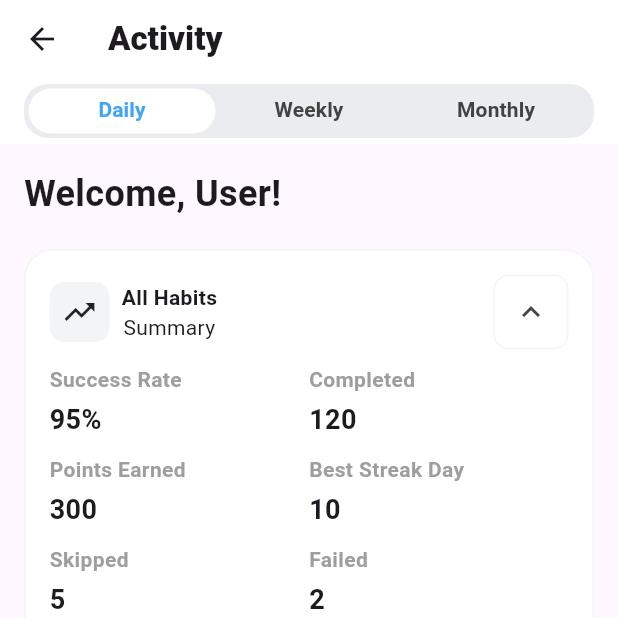
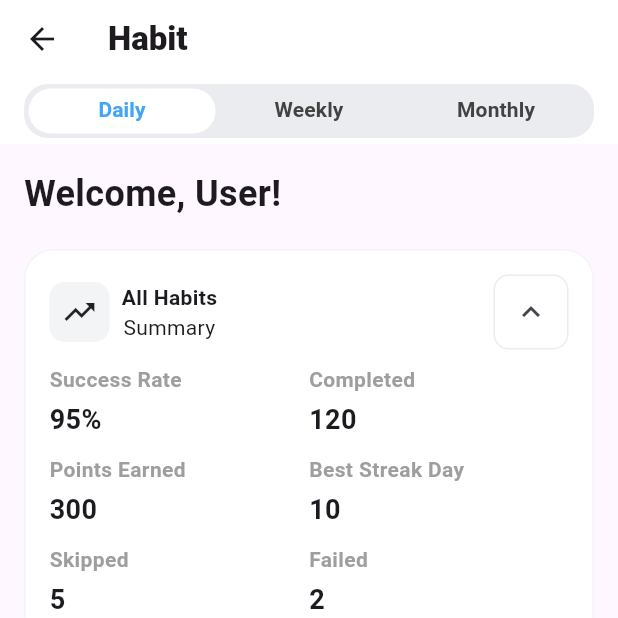
Before and after one commit to TriTechies/git-tracker, a Flutter app: the DashboardScreen screen opened by its route, on a phone screen of 412 x 824 dp, the top half of it. Run offline on Flutter 3.47's test engine with Material 3 defaults, Android fonts, the phone set to English and light mode, and no system bars; drawn by our look-alikes of fl_chart; our stand-ins replace get, get_storage, smooth_page_indicator, sqflite; accounts and stored records are empty; project files that could hold a hidden picture were left out.

Commit message:
feat: started the work on create habit. also created a common icon button

```diff
--- a/lib/view/add_activity/add_activity_screen.dart
+++ b/lib/view/add_habit/add_habit_screen.dart
@@ -1,13 +1,21 @@
 import 'package:flutter/material.dart';
+import 'package:git_tracker/view/widgets/chevron_button.dart';
 
-class AddActivityScreen extends StatelessWidget {
-  const AddActivityScreen({super.key});
+class AddHabitScreen extends StatelessWidget {
+  const AddHabitScreen({super.key});
 
   @override
   Widget build(BuildContext context) {
     return Scaffold(
       appBar: AppBar(
-        title: const Text('Add Activity'),
+        leading: Padding(
+          padding: const EdgeInsets.only(left: 4.0),
+          child: ChevronButton(
+            onPressed: () => Navigator.of(context).pop(),
+            direction: 'left',
+          ),
+        ),
+        title: const Text('Add Habit'),
       ),
       body: Padding(
         padding: const EdgeInsets.all(16.0),
@@ -15,13 +23,13 @@ class AddActivityScreen extends StatelessWidget {
           crossAxisAlignment: CrossAxisAlignment.start,
           children: [
             const Text(
-              'Add New Activity',
+              'Add New Habit',
               style: TextStyle(fontSize: 24, fontWeight: FontWeight.bold),
             ),
             const SizedBox(height: 20),
             TextFormField(
               decoration: const InputDecoration(
-                labelText: 'Activity Name',
+                labelText: 'Habit Name',
                 border: OutlineInputBorder(),
               ),
             ),
@@ -47,12 +55,12 @@ class AddActivityScreen extends StatelessWidget {
               width: double.infinity,
               child: ElevatedButton(
                 onPressed: () {
-                  // TODO: Implement activity creation
+                  // TODO: Implement Habit creation
                 },
                 child: const Padding(
                   padding: EdgeInsets.all(16.0),
                   child: Text(
-                    'Create Activity',
+                    'Create Habit',
                     style: TextStyle(fontSize: 16),
                   ),
                 ),
--- a/lib/view/dashboard/dashboard_screen.dart
+++ b/lib/view/dashboard/dashboard_screen.dart
@@ -2,7 +2,7 @@ import 'package:flutter/material.dart';
 import 'package:git_tracker/view/dashboard/widgets/contribution_chart_widget.dart';
 import 'package:git_tracker/view/dashboard/widgets/habit_graph.dart';
 import 'package:git_tracker/view/dashboard/widgets/status_widget.dart';
-import 'package:git_tracker/view/add_activity/add_activity_screen.dart';
+import 'package:git_tracker/view/add_habit/add_habit_screen.dart';
 import 'package:git_tracker/view/profile/profile_screen.dart';
 
 class DashboardScreen extends StatefulWidget {
@@ -25,10 +25,10 @@ class _DashboardScreenState extends State<DashboardScreen>
 
   void _onItemTapped(int index) {
     if (index == 1) {
-      // Navigate to Add Activity Screen
+      // Navigate to Add Habit Screen
       Navigator.push(
         context,
-        MaterialPageRoute(builder: (context) => const AddActivityScreen()),
+        MaterialPageRoute(builder: (context) => const AddHabitScreen()),
       );
       return;
     } else if (index == 2) {
@@ -50,7 +50,7 @@ class _DashboardScreenState extends State<DashboardScreen>
     return Scaffold(
       appBar: AppBar(
         title: const Text(
-          'Activity',
+          'Habit',
           style: TextStyle(fontWeight: FontWeight.w800),
         ),
         backgroundColor: Colors.white,
--- a/lib/view/dashboard/widgets/contribution_chart_widget.dart
+++ b/lib/view/dashboard/widgets/contribution_chart_widget.dart
@@ -1,5 +1,7 @@
 import 'package:flutter/material.dart';
 import 'dart:math';
+
+import 'package:git_tracker/view/widgets/chevron_button.dart';
 
 class ContributionChartWidget extends StatefulWidget {
   const ContributionChartWidget({super.key});
@@ -59,20 +61,11 @@ class _ContributionChartWidgetState extends State<ContributionChartWidget> {
                     ),
                   ],
                 ),
-                Container(
-                  decoration: BoxDecoration(
-                    borderRadius: BorderRadius.circular(10),
-                    border: Border.all(
-                        color: const Color.fromARGB(255, 243, 244, 246),
-                        width: 1),
-                  ),
-                  child: IconButton(
-                    icon: const Icon(
-                      Icons.add,
-                    ),
-                    onPressed: () {},
-                  ),
-                ),
+                ChevronButton(
+                  onPressed: () {},
+                  direction: "left",
+                  icon: Icons.add,
+                )
               ],
             ),
             const SizedBox(height: 10),
--- a/lib/view/dashboard/widgets/habit_graph.dart
+++ b/lib/view/dashboard/widgets/habit_graph.dart
@@ -1,5 +1,6 @@
 import 'package:flutter/material.dart';
 import 'package:fl_chart/fl_chart.dart';
+import 'package:git_tracker/view/widgets/chevron_button.dart';
 
 class HabitGraph extends StatefulWidget {
   const HabitGraph({super.key});
@@ -66,28 +67,13 @@ class _HabitGraphState extends State<HabitGraph> {
                       ),
                     ],
                   ),
-                  Container(
-                    decoration: BoxDecoration(
-                      borderRadius: BorderRadius.circular(10),
-                      border: Border.all(
-                          color: const Color.fromARGB(255, 243, 244, 246),
-                          width: 1),
-                    ),
-                    child: IconButton(
-                      icon: Transform.rotate(
-                        angle: _isExpanded
-                            ? -3.14159 / 2
-                            : 3.14159 / 2, // Rotate 90 degrees when collapsed
-                        child: const Icon(
-                          Icons.chevron_right,
-                        ),
-                      ),
-                      onPressed: () {
-                        setState(() {
-                          _isExpanded = !_isExpanded; // Toggle accordion state
-                        });
-                      },
-                    ),
+                  ChevronButton(
+                    onPressed: () {
+                      setState(() {
+                        _isExpanded = !_isExpanded; // Toggle accordion state
+                      });
+                    },
+                    direction: _isExpanded ? "up" : "down",
                   ),
                 ],
               ),
--- a/lib/view/dashboard/widgets/status_widget.dart
+++ b/lib/view/dashboard/widgets/status_widget.dart
@@ -1,4 +1,5 @@
 import 'package:flutter/material.dart';
+import 'package:git_tracker/view/widgets/chevron_button.dart';
 
 class StatusWidget extends StatefulWidget {
   const StatusWidget({super.key});
@@ -63,28 +64,13 @@ class _StatusWidgetState extends State<StatusWidget> {
                       ),
                     ],
                   ),
-                  Container(
-                    decoration: BoxDecoration(
-                      borderRadius: BorderRadius.circular(10),
-                      border: Border.all(
-                          color: const Color.fromARGB(255, 243, 244, 246),
-                          width: 1),
-                    ),
-                    child: IconButton(
-                      icon: Transform.rotate(
-                        angle: _isExpanded
-                            ? -3.14159 / 2
-                            : 3.14159 / 2, // Rotate 90 degrees when collapsed
-                        child: const Icon(
-                          Icons.chevron_right,
-                        ),
-                      ),
-                      onPressed: () {
-                        setState(() {
-                          _isExpanded = !_isExpanded; // Toggle accordion state
-                        });
-                      },
-                    ),
+                  ChevronButton(
+                    onPressed: () {
+                      setState(() {
+                        _isExpanded = !_isExpanded; // Toggle accordion state
+                      });
+                    },
+                    direction: _isExpanded ? "up" : "down",
                   ),
                 ],
               ),
--- /dev/null
+++ b/lib/view/widgets/chevron_button.dart
@@ -0,0 +1,51 @@
+import 'package:flutter/material.dart';
+
+class ChevronButton extends StatelessWidget {
+  final VoidCallback onPressed;
+  final String direction;
+  final IconData? icon;
+
+  const ChevronButton({
+    super.key,
+    required this.onPressed,
+    required this.direction,
+    this.icon,
+  });
+
+  IconData _getChevronIcon() {
+    if (icon != null) return icon!;
+
+    return switch (direction.toLowerCase()) {
+      'left' => Icons.chevron_left,
+      _ => Icons.chevron_right,
+    };
+  }
+
+  int _getQuarterTurns() {
+    return switch (direction.toLowerCase()) {
+      'up' => -1,
+      'down' => 1,
+      _ => 0,
+    };
+  }
+
+  @override
+  Widget build(BuildContext context) {
+    return Container(
+      decoration: BoxDecoration(
+        borderRadius: BorderRadius.circular(10),
+        border: Border.all(
+          color: const Color.fromARGB(255, 234, 236, 240),
+          width: 1,
+        ),
+      ),
+      child: IconButton(
+        onPressed: onPressed,
+        icon: RotatedBox(
+          quarterTurns: _getQuarterTurns(),
+          child: Icon(_getChevronIcon()),
+        ),
+      ),
+    );
+  }
+}
```
